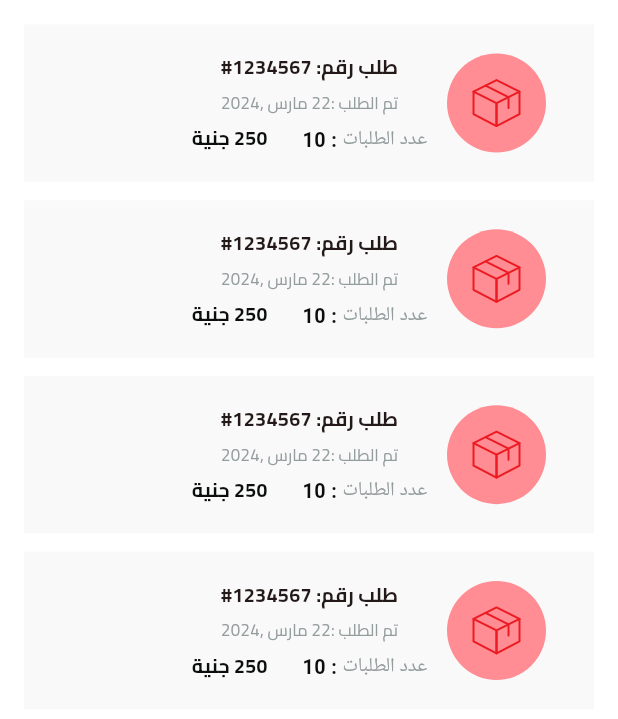
After one commit to MohamedReda28/makani-restorant, a Flutter app: the Myorderview screen opened by its route, on a phone screen of 412 x 824 dp. The commit adds this screen. Shown: the top 719 px of the screen. Run offline on Flutter 3.47's test engine with Material 3 defaults, Android fonts, the light colour scheme and no system bars; our stand-ins replace auto_size_text, bloc, cached_network_image, cloud_firestore, dartz, dots_indicator and 13 more; missing offline and left inert: flutter_facebook_auth, flutter_paypal_payment; accounts and stored records are empty.

```diff
--- a/lib/core/helpes_function/on_Gnerate_Route.dart
+++ b/lib/core/helpes_function/on_Gnerate_Route.dart
@@ -1,7 +1,6 @@
 import 'package:flutter/material.dart';
 import 'package:makani/core/entitys/ProductEntity.dart';
 import '../../features/checkout/presintation/views/checkout_view.dart';
-import '../../features/Home/peresntation/views/profileView.dart';
 import '../../features/auth/peresentation/views/Views/Best Salling view.dart';
 import '../../features/Home/domines/entites/CardEntity.dart';
 import '../../features/Home/peresntation/views/mainView.dart';
@@ -12,6 +11,7 @@ import '../../features/auth/peresentation/views/ForgetPass.dart';
 import '../../features/auth/peresentation/views/SiginView.dart';
 import '../../features/auth/peresentation/views/SignupView.dart';
 import '../../features/displayaitem/presentarion/view/DispalyIrtem.dart';
+import '../../features/myorders/presintation/view/myorderview.dart';
 import '../../features/on_bording/peresentation/Vews/on_bordView.dart';
 
 Route<dynamic> onGenerateRoute(RouteSettings settings) {
@@ -34,8 +34,8 @@ Route<dynamic> onGenerateRoute(RouteSettings settings) {
       return MaterialPageRoute(builder: (context) => const ProdutsView());
     case Searchview.routeName:
       return MaterialPageRoute(builder: (context) => const Searchview());
-    case Profileview.routeName:
-      return MaterialPageRoute(builder: (context) => const Profileview());
+    case Myorderview.routeName:
+      return MaterialPageRoute(builder: (context) => const Myorderview());
     case DisplayItem.routeName:
       return MaterialPageRoute(builder: (context) => DisplayItem(
         productEntity: settings.arguments as ProductEntity,
--- a/lib/core/uitels/app_images.dart
+++ b/lib/core/uitels/app_images.dart
@@ -33,6 +33,10 @@ class Assets {
   /// Assets for imagesBox
   /// Assets/Images/box.svg
   static const String imagesBox = "Assets/Images/box.svg";
+
+  /// Assets for imagesBox2
+  /// Assets/Images/Box2.svg
+  static const String imagesBox2 = "Assets/Images/Box2.svg";
 
   /// Assets for imagesCard
   /// Assets/Images/card.jpg
--- a/lib/features/Home/peresntation/views/widgets/ItemInProfile.dart
+++ b/lib/features/Home/peresntation/views/widgets/ItemInProfile.dart
@@ -10,7 +10,9 @@ class Iteminprofile extends StatelessWidget {
  final ItemProfileModel itemProfileModel;
   @override
   Widget build(BuildContext context) {
-    return Row(
+    return GestureDetector(
+      onTap:itemProfileModel.onTap,
+      child: Row(
         children: [
           SvgPicture.asset(itemProfileModel.icon),
           SizedBox(width: 4.w,),
@@ -23,6 +25,7 @@ class Iteminprofile extends StatelessWidget {
 
 
         ],
+      ),
     );
   }
 }
--- a/lib/features/Home/peresntation/views/widgets/ListIteminprofile.dart
+++ b/lib/features/Home/peresntation/views/widgets/ListIteminprofile.dart
@@ -1,6 +1,7 @@
 import 'package:flutter/material.dart';
 
 import '../../../../../core/uitels/app_images.dart';
+import '../../../../myorders/presintation/view/myorderview.dart';
 import '../../../data/Models/ItemProfileModel.dart';
 import 'ItemInProfile.dart';
 
@@ -11,7 +12,9 @@ class ListIteminprofile extends StatelessWidget {
     final List<ItemProfileModel> items = [
       ItemProfileModel(
           icon: Assets.imagesPerson2, tittle: 'الملف الشخصي', onTap: () {}),
-      ItemProfileModel(icon: Assets.imagesBox, tittle: 'طلباتي', onTap: () {}),
+      ItemProfileModel(icon: Assets.imagesBox, tittle: 'طلباتي', onTap: () {
+        Navigator.pushNamed(context, Myorderview.routeName);
+      }),
       ItemProfileModel(
           icon: Assets.imagesWallet, tittle: 'المدفوعات', onTap: () {}),
       ItemProfileModel(
--- /dev/null
+++ b/lib/features/myorders/presintation/view/myorderview.dart
@@ -0,0 +1,13 @@
+import 'package:flutter/material.dart';
+import 'package:makani/features/myorders/presintation/view/widgets/MyorderviewBody.dart';
+
+class Myorderview extends StatelessWidget {
+  const Myorderview({super.key});
+  static const routeName ="Myorderview";
+  @override
+  Widget build(BuildContext context) {
+    return const Scaffold(
+      body: SafeArea(child: Myorderviewbody()),
+    );
+  }
+}
--- /dev/null
+++ b/lib/features/myorders/presintation/view/widgets/ItemDisplayMyOrder.dart
@@ -0,0 +1,72 @@
+import 'package:flutter/material.dart';
+import 'package:flutter_screenutil/flutter_screenutil.dart';
+import 'package:flutter_svg/flutter_svg.dart';
+import 'package:makani/core/uitels/App_TextStyle.dart';
+import 'package:makani/core/uitels/app_images.dart';
+
+class Itemdisplaymyorder extends StatelessWidget {
+  const Itemdisplaymyorder({super.key});
+
+  @override
+  Widget build(BuildContext context) {
+    return Container(
+      padding: const EdgeInsets.symmetric(horizontal: 32, vertical: 19),
+      clipBehavior: Clip.antiAlias,
+      decoration: const BoxDecoration(
+        color: Color(0x7FF2F3F3),
+      ),
+      child: Row(
+        children: [
+          SvgPicture.asset(Assets.imagesBox2),
+          SizedBox(width: 12.w,),
+          Column(
+            children: [
+              Text(
+                'طلب رقم: 1234567#',
+                style:AppStyle.bold13,
+              ),
+              SizedBox(height: 6.h,),
+              Text(
+                'تم الطلب :22 مارس ,2024',
+                style: AppStyle.regular11.copyWith(color: const Color(0xFF949D9E))
+              ),
+              SizedBox(height: 6.h,),
+
+               Row(
+                children: [
+                   Text.rich(
+                    TextSpan(
+                      children: [
+                        TextSpan(
+                          text: 'عدد الطلبات',
+                          style: AppStyle.regular13.copyWith(color:const Color(0xFF949D9E) )
+                        ),
+                        TextSpan(
+                          text: ' : 10 ',
+                          style: AppStyle.bold13.copyWith(color: const Color(0xFF0C0D0D))
+                        ),
+
+                      ],
+                    ),
+                  ),
+                  SizedBox(width: 18.w,),
+                  const Text(
+                    '250 جنية',
+                    style: TextStyle(
+                      color: Color(0xFF0C0D0D) /* Grayscale-950 */,
+                      fontSize: 13,
+                      fontFamily: 'Cairo',
+                      fontWeight: FontWeight.w700,
+                    ),
+                  )
+                ],
+              ),
+
+
+            ],
+          )
+        ],
+      ),
+    );
+  }
+}
--- /dev/null
+++ b/lib/features/myorders/presintation/view/widgets/MyorderviewBody.dart
@@ -0,0 +1,29 @@
+import 'package:flutter/material.dart';
+import 'package:flutter_screenutil/flutter_screenutil.dart';
+
+import '../../../../../constsns.dart';
+import 'ItemDisplayMyOrder.dart';
+
+class Myorderviewbody extends StatelessWidget {
+  const Myorderviewbody({super.key});
+
+  @override
+  Widget build(BuildContext context) {
+    return   Padding(
+      padding: const EdgeInsets.symmetric(horizontal: kHorsintalPadding),
+      child: Column(
+        children: [
+          SizedBox(height:kTopPadding.h ,),
+          const Itemdisplaymyorder(),
+          SizedBox(height: 12.h,),
+          const Itemdisplaymyorder(),
+          SizedBox(height: 12.h,),
+          const Itemdisplaymyorder(),
+          SizedBox(height: 12.h,),
+          const Itemdisplaymyorder(),
+
+        ],
+      ),
+    );
+  }
+}
```
Also changed, not shown: lib/features/myorders/data/models/AddressOrder_model.dart (added, +52 -0 lines), lib/features/myorders/data/models/order model.dart (added, +62 -0 lines), lib/features/myorders/data/models/orderProductModel.dart (added, +47 -0 lines), lib/features/myorders/domins/entitys/AddressOrder_entity.dart (added, +16 -0 lines), lib/features/myorders/domins/entitys/order entity.dart (added, +23 -0 lines), lib/features/myorders/domins/entitys/orderProductEntity.dart (added, +15 -0 lines), Assets/Images/Box2.svg (added). Lines whose indentation alone changed are shown as unchanged.
